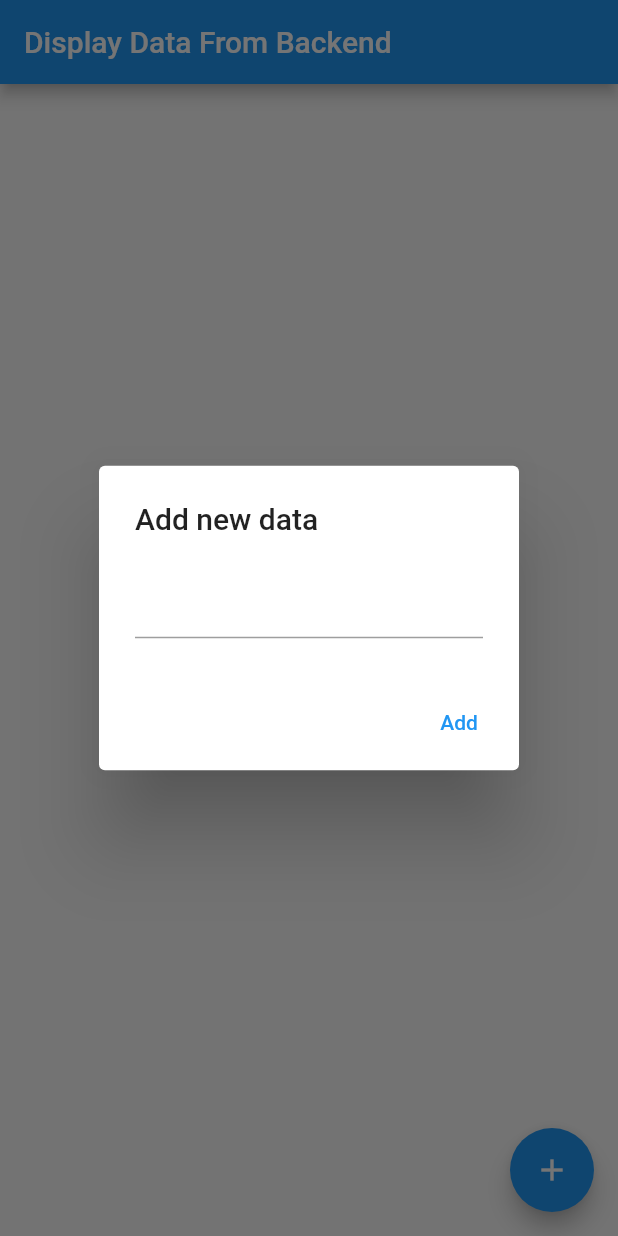
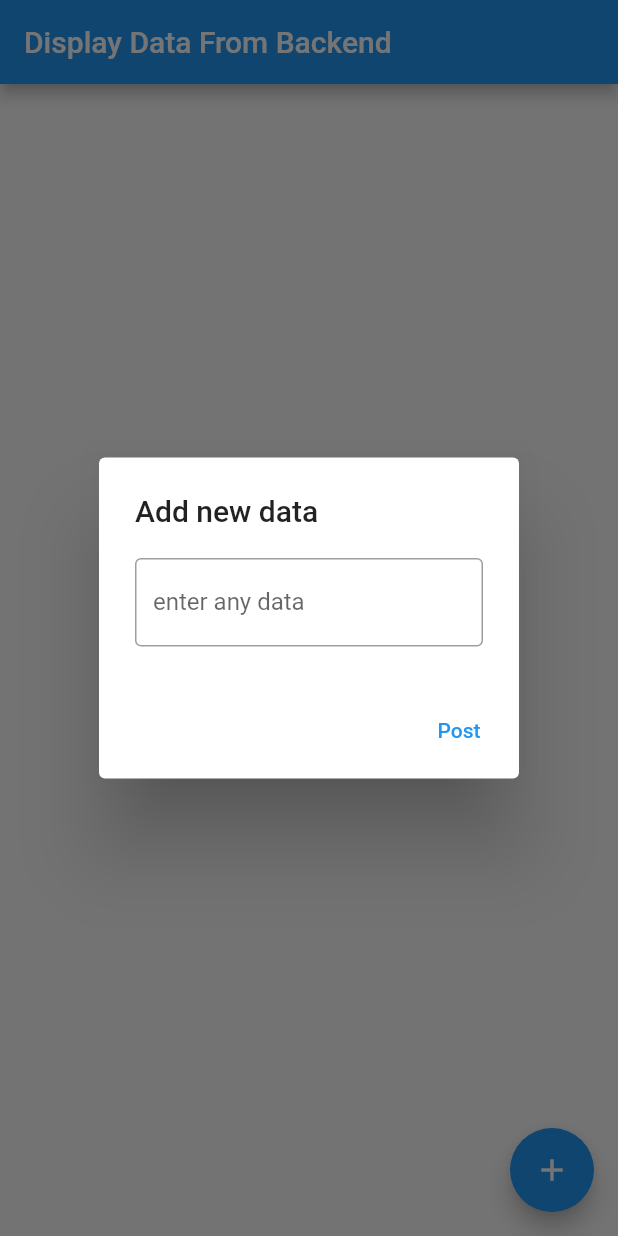
Before and after one commit to LOIBIKHOMBA/heroku, a Flutter app: the screen it shows after launch, after a tap on the "add" icon, on a phone screen of 412 x 824 dp. Run offline on Flutter 3.47's test engine with Material 2 defaults, Android fonts, the phone set to English and light mode, and no system bars; our stand-ins replace shared_preferences; network calls fail.

Commit message:
get success

```diff
--- a/fetchdata/lib/main.dart
+++ b/fetchdata/lib/main.dart
@@ -1,3 +1,5 @@
+import 'dart:developer';
+
 import 'package:fetchdata/model/albums.dart';
 import 'package:fetchdata/service/service.api.dart';
 import 'package:flutter/material.dart';
@@ -31,19 +33,20 @@ class ListUPdate extends StatefulWidget {
 }
 
 class _ListUPdateState extends State<ListUPdate> {
+  List<Datum> d = [];
   List data = ["santa", "lobii", "m"];
   final prefs = SharedPreferences.getInstance();
 
-  List<Datum> d = [];
-
   @override
   void initState() {
+    log('ok');
     super.initState();
     getdata();
   }
 
   getdata() async {
-    var data = await ServiceApi().getdata();
+    var data = await ServiceApi().fetchAlbum();
+
     setState(() {
       d = data.data;
     });
@@ -51,13 +54,16 @@ class _ListUPdateState extends State<ListUPdate> {
 
   @override
   Widget build(BuildContext context) {
+    log('yade');
     return Scaffold(
       appBar: AppBar(
         title: const Text("Display Data From Backend"),
       ),
       body: ListView.builder(
+        shrinkWrap: true,
         itemCount: d.length,
         itemBuilder: (c, i) {
+          log('yaroidro');
           return Text(d[i].attributes.albumName);
         },
       ),
@@ -68,13 +74,19 @@ class _ListUPdateState extends State<ListUPdate> {
                 builder: (c) {
                   return AlertDialog(
                     title: const Text("Add new data"),
-                    content: const TextField(),
+                    content: const TextField(
+                      obscureText: true,
+                      decoration: InputDecoration(
+                        border: OutlineInputBorder(),
+                        labelText: 'enter any data',
+                      ),
+                    ),
                     actions: [
                       TextButton(
                           onPressed: () {
                             Navigator.pop(context);
                           },
-                          child: const Text("Add"))
+                          child: const Text("Post"))
                     ],
                   );
                 });
--- a/fetchdata/lib/model/albums.dart
+++ b/fetchdata/lib/model/albums.dart
@@ -1,16 +1,17 @@
 // To parse this JSON data, do
 //
-//     final albums = albumsFromJson(jsonString);
+//     final albumsModel = albumsModelFromJson(jsonString);
 
 import 'package:meta/meta.dart';
 import 'dart:convert';
 
-Albums albumsFromJson(String str) => Albums.fromJson(json.decode(str));
+AlbumsModel albumsModelFromJson(String str) =>
+    AlbumsModel.fromJson(json.decode(str));
 
-String albumsToJson(Albums data) => json.encode(data.toJson());
+String albumsModelToJson(AlbumsModel data) => json.encode(data.toJson());
 
-class Albums {
-  Albums({
+class AlbumsModel {
+  AlbumsModel({
     required this.data,
     required this.meta,
   });
@@ -18,7 +19,7 @@ class Albums {
   final List<Datum> data;
   final Meta meta;
 
-  factory Albums.fromJson(Map<String, dynamic> json) => Albums(
+  factory AlbumsModel.fromJson(Map<String, dynamic> json) => AlbumsModel(
         data: List<Datum>.from(json["data"].map((x) => Datum.fromJson(x))),
         meta: Meta.fromJson(json["meta"]),
       );
@@ -52,8 +53,7 @@ class Datum {
 class Attributes {
   Attributes({
     required this.albumName,
-    required this.releaseDate,
-    required this.duration,
+    this.duration,
     required this.artistName,
     required this.createdAt,
     required this.updatedAt,
@@ -61,8 +61,7 @@ class Attributes {
   });
 
   final String albumName;
-  final DateTime releaseDate;
-  final int duration;
+  final int? duration;
   final String artistName;
   final DateTime createdAt;
   final DateTime updatedAt;
@@ -70,7 +69,6 @@ class Attributes {
 
   factory Attributes.fromJson(Map<String, dynamic> json) => Attributes(
         albumName: json["album_name"],
-        releaseDate: DateTime.parse(json["release_date"]),
         duration: json["duration"],
         artistName: json["artist_name"],
         createdAt: DateTime.parse(json["createdAt"]),
@@ -80,9 +78,7 @@ class Attributes {
 
   Map<String, dynamic> toJson() => {
         "album_name": albumName,
-        "release_date":
-            "${releaseDate.year.toString().padLeft(4, '0')}-${releaseDate.month.toString().padLeft(2, '0')}-${releaseDate.day.toString().padLeft(2, '0')}",
-        "duration": duration,
+        "duration": duration == null ? null : duration,
         "artist_name": artistName,
         "createdAt": createdAt.toIso8601String(),
         "updatedAt": updatedAt.toIso8601String(),
--- a/fetchdata/lib/model/user.model.dart
+++ /dev/null
@@ -1,91 +0,0 @@
-// To parse this JSON data, do
-//
-//     final dataResModel = dataResModelFromJson(jsonString);
-
-import 'package:meta/meta.dart';
-import 'dart:convert';
-
-DataResModel dataResModelFromJson(String str) =>
-    DataResModel.fromJson(json.decode(str));
-
-String dataResModelToJson(DataResModel data) => json.encode(data.toJson());
-
-class DataResModel {
-  DataResModel({
-    required this.data,
-    required this.meta,
-  });
-
-  final Data data;
-  final Meta meta;
-
-  factory DataResModel.fromJson(Map<String, dynamic> json) => DataResModel(
-        data: Data.fromJson(json["data"]),
-        meta: Meta.fromJson(json["meta"]),
-      );
-
-  Map<String, dynamic> toJson() => {
-        "data": data.toJson(),
-        "meta": meta.toJson(),
-      };
-}
-
-class Data {
-  Data({
-    required this.id,
-    required this.attributes,
-  });
-
-  final int id;
-  final Attributes attributes;
-
-  factory Data.fromJson(Map<String, dynamic> json) => Data(
-        id: json["id"],
-        attributes: Attributes.fromJson(json["attributes"]),
-      );
-
-  Map<String, dynamic> toJson() => {
-        "id": id,
-        "attributes": attributes.toJson(),
-      };
-}
-
-class Attributes {
-  Attributes({
-    required this.name,
-    required this.prize,
-    required this.createdAt,
-    required this.updatedAt,
-    required this.publishedAt,
-  });
-
-  final String name;
-  final int prize;
-  final DateTime createdAt;
-  final DateTime updatedAt;
-  final DateTime publishedAt;
-
-  factory Attributes.fromJson(Map<String, dynamic> json) => Attributes(
-        name: json["name"],
-        prize: json["prize"],
-        createdAt: DateTime.parse(json["createdAt"]),
-        updatedAt: DateTime.parse(json["updatedAt"]),
-        publishedAt: DateTime.parse(json["publishedAt"]),
-      );
-
-  Map<String, dynamic> toJson() => {
-        "name": name,
-        "prize": prize,
-        "createdAt": createdAt.toIso8601String(),
-        "updatedAt": updatedAt.toIso8601String(),
-        "publishedAt": publishedAt.toIso8601String(),
-      };
-}
-
-class Meta {
-  Meta();
-
-  factory Meta.fromJson(Map<String, dynamic> json) => Meta();
-
-  Map<String, dynamic> toJson() => {};
-}
--- a/fetchdata/lib/service/service.api.dart
+++ b/fetchdata/lib/service/service.api.dart
@@ -1,19 +1,50 @@
 import 'dart:convert';
+import 'dart:developer';
 
+import 'package:fetchdata/main.dart';
 import 'package:fetchdata/model/albums.dart';
 import 'package:http/http.dart' as http;
 
 class ServiceApi {
-  Future<Albums> getdata() async {
+  Future<void> getdata() async {
     var response = await http.get(
       Uri.parse(
         "https://plantcount.herokuapp.com/api/albums",
       ),
     );
-    final data = Albums.fromJson(jsonDecode(response.body));
 
-    return data;
+    // log(response.body.toString());
+    try {
+      var decode = jsonDecode(response.body);
+      var data = AlbumsModel.fromJson(jsonDecode(decode));
+      log(data.data.length.toString());
+    } catch (e) {
+      log(e.toString());
+    }
+    // final data = AlbumsModel.fromJson(jsonDecode(response.body));
+    // log(data.toJson().toString());
+    // return data;
+
+    // return data;
     // var users = data.map((e) => UserModel.fromJson(e)).toList();
     // return users;
   }
+
+  Future<AlbumsModel> fetchAlbum() async {
+    final response = await http
+        .get(Uri.parse('https://plantcount.herokuapp.com/api/albums'));
+
+    if (response.statusCode == 200) {
+      var getdata = AlbumsModel.fromJson(jsonDecode(response.body));
+
+      log(getdata.data[0].attributes.albumName.toString());
+      // If the server did return a 200 OK response,
+      // then parse the JSON.
+      return getdata;
+    } else {
+      // If the server did not return a 200 OK response,
+      // then throw an exception.
+      throw Exception('Failed to load album');
+    }
+  }
 }
```
Also changed, not shown: fetchdata/pubspec.lock, 1 other file.
